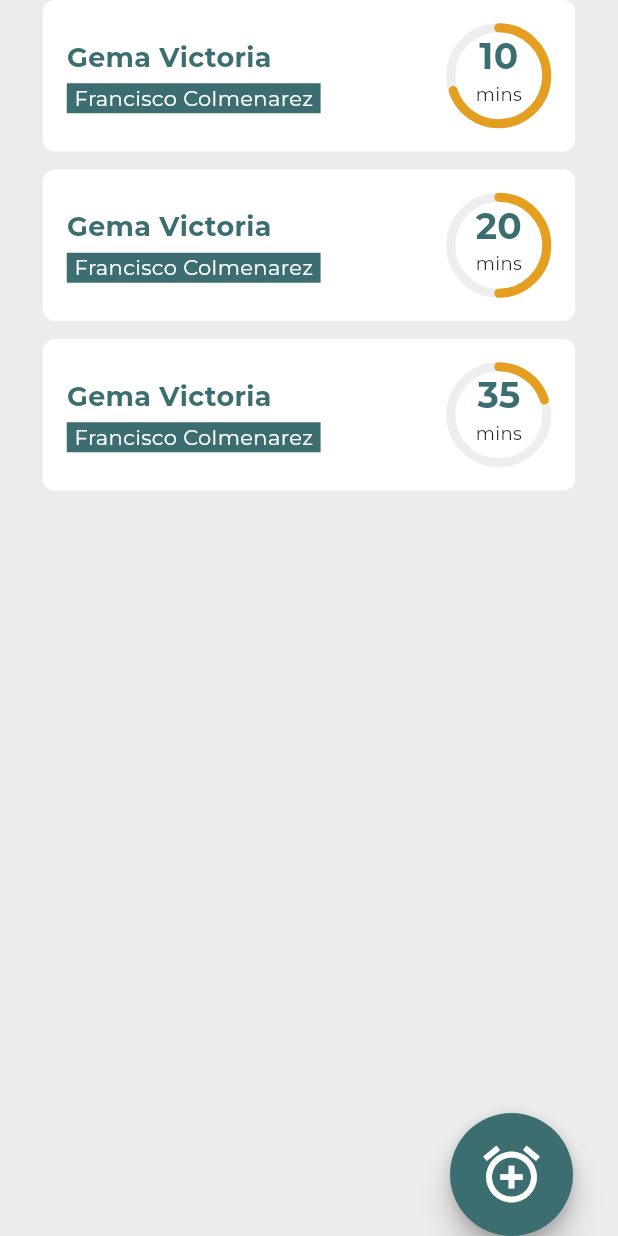
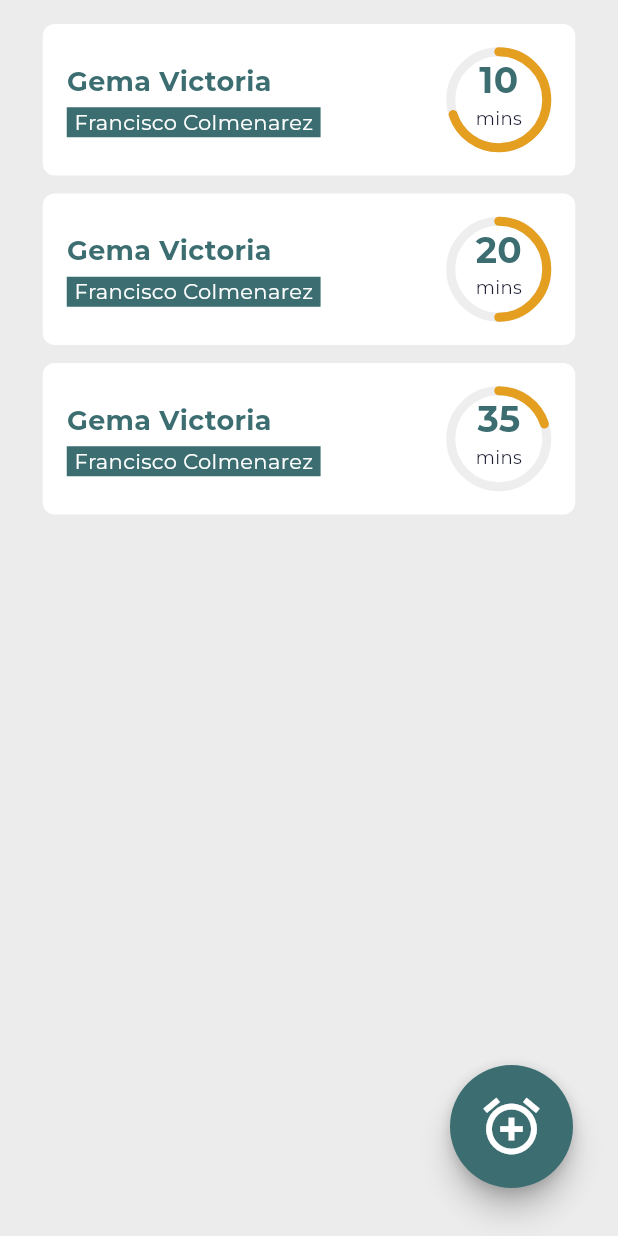
Before and after one commit to jisusDev/play_safe_application, a Flutter app: the AddKidScreen screen opened directly, on a phone screen of 412 x 824 dp. Run offline on Flutter 3.47's test engine with Material 3 defaults, Android fonts, the phone set to English and light mode, and no system bars; drawn by our look-alikes of percent_indicator; our stand-ins replace flutter_riverpod; project files that could hold a hidden picture were left out.

Commit message:
feature-add-listView-conditional empty-card

```diff
--- a/lib/main.dart
+++ b/lib/main.dart
@@ -1,5 +1,6 @@
 import 'package:flutter/material.dart';
 import 'package:flutter_riverpod/flutter_riverpod.dart';
+import 'package:play_safe_application/screens/dashboard_screen/screen/add_kid_screen/add_kid_screen.dart';
 import 'package:play_safe_application/screens/dashboard_screen/screen/empty_kid_screen/empty_kid_screen.dart';
 
 void main() {
@@ -15,11 +16,11 @@ class MainApp extends ConsumerWidget {
 
   @override
   Widget build(BuildContext context, WidgetRef ref) {
-    return const MaterialApp(
+    return MaterialApp(
       debugShowCheckedModeBanner: false,
       home: Scaffold(
         body: Center(
-          child: EmptyKidScreen(),
+          child: AddKidScreen(),
         ),
       ),
     );
--- a/lib/screens/dashboard_screen/screen/add_kid_screen/add_kid_screen.dart
+++ b/lib/screens/dashboard_screen/screen/add_kid_screen/add_kid_screen.dart
@@ -1,5 +1,7 @@
 import 'package:flutter/material.dart';
 import 'package:play_safe_application/config/colors/ps_appcolor.dart';
+import 'package:play_safe_application/screens/dashboard_screen/elements/bottom_sheet_add_player_element.dart';
+import 'package:play_safe_application/screens/dashboard_screen/screen/empty_kid_screen/empty_kid_screen.dart';
 import 'package:play_safe_application/widgets/card/ps_card_container.dart';
 import 'package:play_safe_application/widgets/elevated_button/ps_add_timer_button.dart';
 
@@ -8,34 +10,13 @@ class AddKidScreen extends StatelessWidget {
 
   @override
   Widget build(BuildContext context) {
-    return const Scaffold(
-      backgroundColor: PsAppcolor.background,
-      body: SafeArea(
-        child: Center(
-          child: _Body(),
-        ),
-      ),
-    );
-  }
-}
-
-class _Body extends StatelessWidget {
-  const _Body();
-
-  @override
-  Widget build(BuildContext context) {
-    return Center(
-      child: Column(
-        children: [
+    final List<CardContainer> cards = [
       CardContainer(
         subTittle: "Gema Victoria",
         tittle: "Francisco Colmenarez",
         progressPercent: 0.70,
         minutes: '10',
         onPressed: () {},
-          ),
-          const SizedBox(
-            height: 12,
       ),
       CardContainer(
         subTittle: "Gema Victoria",
@@ -44,9 +25,6 @@ class _Body extends StatelessWidget {
         minutes: '20',
         onPressed: () {},
       ),
-          const SizedBox(
-            height: 12,
-          ),
       CardContainer(
         subTittle: "Gema Victoria",
         tittle: "Francisco Colmenarez",
@@ -54,23 +32,58 @@ class _Body extends StatelessWidget {
         minutes: '35',
         onPressed: () {},
       ),
-          const Spacer(),
-          Row(
-            mainAxisAlignment: MainAxisAlignment.end,
+    ];
+
+    return Scaffold(
+      backgroundColor: PsAppcolor.background,
+      body: SafeArea(
+        child: cards.isEmpty
+            ? const EmptyKidScreen()
+            : Stack(
                 children: [
-              Padding(
-                padding: const EdgeInsets.symmetric(
-                  horizontal: 30,
-                ),
+                  _Body(cards: cards),
+                  Positioned(
+                    bottom: 32,
+                    right: 30,
                     child: PSAddTimerButton(
                       icon: Icons.alarm_add,
-                  onPressed: () {},
+                      onPressed: () {
+                        showModalBottomSheet(
+                          context: context,
+                          barrierColor: PsAppcolor.black.withOpacity(0.25),
+                          isDismissible: true,
+                          isScrollControlled: true,
+                          builder: (context) =>
+                              const BottomSheetAddPlayerElement(),
+                        );
+                      },
                     ),
                   ),
                 ],
               ),
-        ],
       ),
     );
   }
 }
+
+class _Body extends StatelessWidget {
+  final List<CardContainer> cards;
+
+  const _Body({required this.cards});
+
+  @override
+  Widget build(BuildContext context) {
+    return ListView.builder(
+      padding: const EdgeInsets.all(16.0),
+      itemCount: cards.length,
+      itemBuilder: (context, index) {
+        return Column(
+          children: [
+            cards[index],
+            const SizedBox(height: 12),
+          ],
+        );
+      },
+    );
+  }
+}
--- a/lib/screens/dashboard_screen/screen/empty_kid_screen/empty_kid_screen.dart
+++ b/lib/screens/dashboard_screen/screen/empty_kid_screen/empty_kid_screen.dart
@@ -59,7 +59,7 @@ class _Body extends StatelessWidget {
                 },
               ),
               const SizedBox(
-                width: 20,
+                width: 30,
               ),
             ],
           )
```
Also changed, not shown: lib/domain/entities/card_player_model.dart (added, +30 -0 lines), lib/providers/player_card_providers.dart (added, +7 -0 lines). Lines whose indentation alone changed are shown as unchanged.
